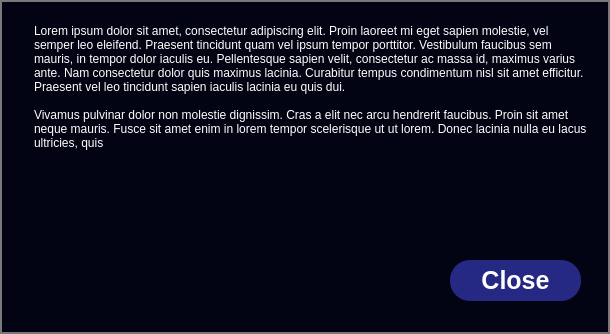
This is GUI/help.ui in KiriltsevDaniil/EvAlgPractice as Qt 5 draws it before an edit. The edited form follows.
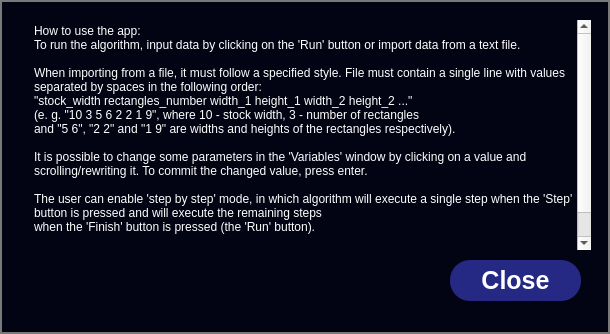
This is the edited form.

The edit to the form file:
```diff
--- a/GUI/help.ui
+++ b/GUI/help.ui
@@ -90,9 +90,20 @@
     <bool>true</bool>
    </property>
    <property name="plainText">
-    <string notr="true">Lorem ipsum dolor sit amet, consectetur adipiscing elit. Proin laoreet mi eget sapien molestie, vel semper leo eleifend. Praesent tincidunt quam vel ipsum tempor porttitor. Vestibulum faucibus sem mauris, in tempor dolor iaculis eu. Pellentesque sapien velit, consectetur ac massa id, maximus varius ante. Nam consectetur dolor quis maximus lacinia. Curabitur tempus condimentum nisl sit amet efficitur. Praesent vel leo tincidunt sapien iaculis lacinia eu quis dui.
+    <string notr="true">How to use the app:
+To run the algorithm, input data by clicking on the 'Run' button or import data from a text file. 
 
-Vivamus pulvinar dolor non molestie dignissim. Cras a elit nec arcu hendrerit faucibus. Proin sit amet neque mauris. Fusce sit amet enim in lorem tempor scelerisque ut ut lorem. Donec lacinia nulla eu lacus ultricies, quis </string>
+When importing from a file, it must follow a specified style. File must contain a single line with values separated by spaces in the following order: 
+"stock_width rectangles_number width_1 height_1 width_2 height_2 ..." 
+(e. g. "10 3 5 6 2 2 1 9", where 10 - stock width, 3 - number of rectangles
+and "5 6", "2 2" and "1 9" are widths and heights of the rectangles respectively). 
+
+It is possible to change some parameters in the 'Variables' window by clicking on a value and scrolling/rewriting it. To commit the changed value, press enter.
+
+The user can enable 'step by step' mode, in which algorithm will execute a single step when the 'Step' button is pressed and will execute the remaining steps
+when the 'Finish' button is pressed (the 'Run' button).
+
+Enjoy!</string>
    </property>
    <property name="textInteractionFlags">
     <set>Qt::NoTextInteraction</set>
```
